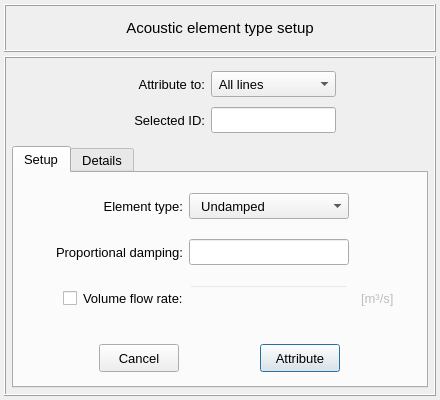
The window that pulse/interface/data/ui_files/model/setup/acoustic/acoustic_element_type_input.ui (open-pulse/OpenPulse) describes before a commit, drawn with Qt 5.
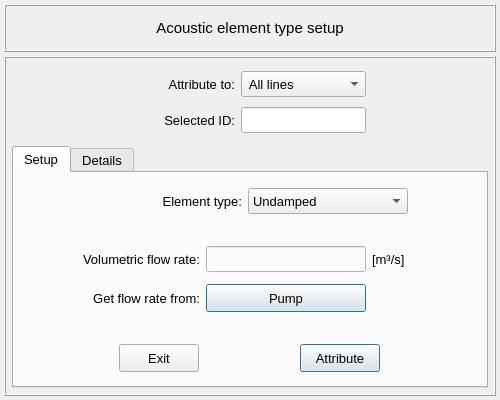
The same window after the commit. The open tabs and pages were chosen to show the change.

Commit message: Add damped for liquids acoustic element type

```diff
--- a/pulse/interface/data/ui_files/model/setup/acoustic/acoustic_element_type_input.ui
+++ b/pulse/interface/data/ui_files/model/setup/acoustic/acoustic_element_type_input.ui
@@ -6,7 +6,7 @@
    <rect>
     <x>0</x>
     <y>0</y>
-    <width>440</width>
+    <width>500</width>
     <height>400</height>
    </rect>
   </property>
@@ -18,7 +18,7 @@
   </property>
   <property name="maximumSize">
    <size>
-    <width>440</width>
+    <width>500</width>
     <height>400</height>
    </size>
   </property>
@@ -335,15 +335,27 @@
           <property name="bottomMargin">
            <number>4</number>
           </property>
-          <item row="0" column="0">
-           <widget class="QFrame" name="frame_setup">
+          <item row="2" column="0">
+           <widget class="QFrame" name="frame_button">
+            <property name="minimumSize">
+             <size>
+              <width>0</width>
+              <height>48</height>
+             </size>
+            </property>
+            <property name="maximumSize">
+             <size>
+              <width>16777215</width>
+              <height>48</height>
+             </size>
+            </property>
             <property name="frameShape">
              <enum>QFrame::NoFrame</enum>
             </property>
             <property name="frameShadow">
              <enum>QFrame::Raised</enum>
             </property>
-            <layout class="QGridLayout" name="gridLayout_9">
+            <layout class="QGridLayout" name="gridLayout_2">
              <property name="leftMargin">
               <number>0</number>
              </property>
@@ -356,67 +368,116 @@
              <property name="bottomMargin">
               <number>0</number>
              </property>
-             <property name="horizontalSpacing">
-              <number>6</number>
+             <property name="spacing">
+              <number>0</number>
              </property>
-             <property name="verticalSpacing">
-              <number>4</number>
-             </property>
-             <item row="1" column="2">
-              <widget class="QLineEdit" name="lineEdit_proportional_damping">
+             <item row="0" column="1">
+              <widget class="QPushButton" name="pushButton_attribute">
                <property name="minimumSize">
                 <size>
-                 <width>160</width>
-                 <height>26</height>
+                 <width>80</width>
+                 <height>28</height>
                 </size>
                </property>
                <property name="maximumSize">
                 <size>
-                 <width>160</width>
-                 <height>26</height>
+                 <width>80</width>
+                 <height>28</height>
                 </size>
                </property>
                <property name="font">
                 <font>
+                 <family>MS Shell Dlg 2</family>
                  <pointsize>10</pointsize>
+                 <weight>50</weight>
+                 <italic>false</italic>
+                 <bold>false</bold>
                 </font>
                </property>
                <property name="styleSheet">
                 <string notr="true"/>
                </property>
-               <property name="alignment">
-                <set>Qt::AlignCenter</set>
+               <property name="text">
+                <string>Attribute</string>
                </property>
+               <property name="autoDefault">
+                <bool>false</bool>
+               </property>
+               <property name="default">
+                <bool>true</bool>
+               </property>
               </widget>
              </item>
-             <item row="0" column="1">
-              <widget class="QLabel" name="label_element_type">
+             <item row="0" column="0">
+              <widget class="QPushButton" name="pushButton_exit">
                <property name="minimumSize">
                 <size>
-                 <width>150</width>
-                 <height>26</height>
+                 <width>80</width>
+                 <height>28</height>
                 </size>
                </property>
                <property name="maximumSize">
                 <size>
-                 <width>150</width>
-                 <height>26</height>
+                 <width>80</width>
+                 <height>28</height>
                 </size>
                </property>
                <property name="font">
                 <font>
+                 <family>MS Shell Dlg 2</family>
                  <pointsize>10</pointsize>
+                 <weight>50</weight>
+                 <italic>false</italic>
+                 <bold>false</bold>
                 </font>
                </property>
+               <property name="styleSheet">
+                <string notr="true"/>
+               </property>
                <property name="text">
-                <string>Element type:</string>
+                <string>Exit</string>
                </property>
-               <property name="alignment">
-                <set>Qt::AlignRight|Qt::AlignTrailing|Qt::AlignVCenter</set>
+               <property name="autoDefault">
+                <bool>false</bool>
                </property>
               </widget>
              </item>
-             <item row="1" column="1">
+            </layout>
+           </widget>
+          </item>
+          <item row="1" column="0">
+           <widget class="QStackedWidget" name="stackedWidget_main">
+            <property name="minimumSize">
+             <size>
+              <width>0</width>
+              <height>48</height>
+             </size>
+            </property>
+            <property name="maximumSize">
+             <size>
+              <width>16777215</width>
+              <height>16777215</height>
+             </size>
+            </property>
+            <property name="currentIndex">
+             <number>1</number>
+            </property>
+            <widget class="QWidget" name="page">
+             <layout class="QGridLayout" name="gridLayout_7">
+              <item row="0" column="0">
+               <spacer name="horizontalSpacer">
+                <property name="orientation">
+                 <enum>Qt::Horizontal</enum>
+                </property>
+                <property name="sizeHint" stdset="0">
+                 <size>
+                  <width>40</width>
+                  <height>20</height>
+                 </size>
+                </property>
+               </spacer>
+              </item>
+              <item row="0" column="1">
               <widget class="QLabel" name="label_proportional_damping">
                <property name="minimumSize">
                 <size>
@@ -443,10 +504,103 @@
                </property>
               </widget>
              </item>
-             <item row="2" column="2" colspan="2">
+              <item row="0" column="2">
+               <widget class="QLineEdit" name="lineEdit_proportional_damping">
+                <property name="minimumSize">
+                 <size>
+                  <width>160</width>
+                  <height>26</height>
+                 </size>
+                </property>
+                <property name="maximumSize">
+                 <size>
+                  <width>180</width>
+                  <height>26</height>
+                 </size>
+                </property>
+                <property name="font">
+                 <font>
+                  <pointsize>10</pointsize>
+                 </font>
+                </property>
+                <property name="styleSheet">
+                 <string notr="true"/>
+                </property>
+                <property name="alignment">
+                 <set>Qt::AlignCenter</set>
+                </property>
+               </widget>
+              </item>
+              <item row="0" column="3">
+               <spacer name="horizontalSpacer_6">
+                <property name="orientation">
+                 <enum>Qt::Horizontal</enum>
+                </property>
+                <property name="sizeHint" stdset="0">
+                 <size>
+                  <width>40</width>
+                  <height>20</height>
+                 </size>
+                </property>
+               </spacer>
+              </item>
+             </layout>
+            </widget>
+            <widget class="QWidget" name="page_2">
+             <layout class="QGridLayout" name="gridLayout_11">
+              <item row="0" column="4">
+               <spacer name="horizontalSpacer_8">
+                <property name="orientation">
+                 <enum>Qt::Horizontal</enum>
+                </property>
+                <property name="sizeHint" stdset="0">
+                 <size>
+                  <width>40</width>
+                  <height>20</height>
+                 </size>
+                </property>
+               </spacer>
+              </item>
+              <item row="0" column="3">
+               <widget class="QLabel" name="label_volume_rate_unit">
+                <property name="enabled">
+                 <bool>true</bool>
+                </property>
+                <property name="sizePolicy">
+                 <sizepolicy hsizetype="Preferred" vsizetype="Preferred">
+                  <horstretch>0</horstretch>
+                  <verstretch>0</verstretch>
+                 </sizepolicy>
+                </property>
+                <property name="minimumSize">
+                 <size>
+                  <width>45</width>
+                  <height>26</height>
+                 </size>
+                </property>
+                <property name="maximumSize">
+                 <size>
+                  <width>45</width>
+                  <height>26</height>
+                 </size>
+                </property>
+                <property name="font">
+                 <font>
+                  <pointsize>10</pointsize>
+                 </font>
+                </property>
+                <property name="text">
+                 <string>[m³/s]</string>
+                </property>
+                <property name="alignment">
+                 <set>Qt::AlignLeading|Qt::AlignLeft|Qt::AlignVCenter</set>
+                </property>
+               </widget>
+              </item>
+              <item row="0" column="2">
               <widget class="QLineEdit" name="lineEdit_vol_flow">
                <property name="enabled">
-                <bool>false</bool>
+                 <bool>true</bool>
                </property>
                <property name="sizePolicy">
                 <sizepolicy hsizetype="Fixed" vsizetype="Fixed">
@@ -462,7 +616,7 @@
                </property>
                <property name="maximumSize">
                 <size>
-                 <width>160</width>
+                  <width>180</width>
                  <height>26</height>
                 </size>
                </property>
@@ -654,26 +808,119 @@
                </property>
               </widget>
              </item>
-             <item row="2" column="4">
-              <widget class="QLabel" name="label_volume_rate_unit">
-               <property name="enabled">
+              <item row="0" column="0">
+               <spacer name="horizontalSpacer_7">
+                <property name="orientation">
+                 <enum>Qt::Horizontal</enum>
+                </property>
+                <property name="sizeHint" stdset="0">
+                 <size>
+                  <width>40</width>
+                  <height>20</height>
+                 </size>
+                </property>
+               </spacer>
+              </item>
+              <item row="0" column="1">
+               <widget class="QLabel" name="label_vol_flow">
+                <property name="font">
+                 <font>
+                  <pointsize>10</pointsize>
+                 </font>
+                </property>
+                <property name="text">
+                 <string>Volumetric flow rate:</string>
+                </property>
+               </widget>
+              </item>
+              <item row="1" column="2">
+               <widget class="QPushButton" name="pushButton_get_volumetric_flow_rate">
+                <property name="minimumSize">
+                 <size>
+                  <width>80</width>
+                  <height>28</height>
+                 </size>
+                </property>
+                <property name="maximumSize">
+                 <size>
+                  <width>180</width>
+                  <height>28</height>
+                 </size>
+                </property>
+                <property name="font">
+                 <font>
+                  <family>MS Shell Dlg 2</family>
+                  <pointsize>10</pointsize>
+                  <weight>50</weight>
+                  <italic>false</italic>
+                  <bold>false</bold>
+                 </font>
+                </property>
+                <property name="styleSheet">
+                 <string notr="true"/>
+                </property>
+                <property name="text">
+                 <string>Pump</string>
+                </property>
+                <property name="autoDefault">
                 <bool>false</bool>
                </property>
-               <property name="sizePolicy">
-                <sizepolicy hsizetype="Preferred" vsizetype="Preferred">
-                 <horstretch>0</horstretch>
-                 <verstretch>0</verstretch>
-                </sizepolicy>
-               </property>
+                <property name="default">
+                 <bool>true</bool>
+                </property>
+               </widget>
+              </item>
+              <item row="1" column="1">
+               <widget class="QLabel" name="label_vol_flow_2">
+                <property name="font">
+                 <font>
+                  <pointsize>10</pointsize>
+                 </font>
+                </property>
+                <property name="text">
+                 <string>Get flow rate from:</string>
+                </property>
+                <property name="alignment">
+                 <set>Qt::AlignRight|Qt::AlignTrailing|Qt::AlignVCenter</set>
+                </property>
+               </widget>
+              </item>
+             </layout>
+            </widget>
+           </widget>
+          </item>
+          <item row="0" column="0">
+           <widget class="QFrame" name="frame_2">
                <property name="minimumSize">
                 <size>
-                 <width>45</width>
+              <width>0</width>
+              <height>48</height>
+             </size>
+            </property>
+            <property name="maximumSize">
+             <size>
+              <width>16777215</width>
+              <height>16777215</height>
+             </size>
+            </property>
+            <property name="frameShape">
+             <enum>QFrame::NoFrame</enum>
+            </property>
+            <property name="frameShadow">
+             <enum>QFrame::Raised</enum>
+            </property>
+            <layout class="QGridLayout" name="gridLayout_13">
+             <item row="0" column="1">
+              <widget class="QLabel" name="label_element_type">
+               <property name="minimumSize">
+                <size>
+                 <width>150</width>
                  <height>26</height>
                 </size>
                </property>
                <property name="maximumSize">
                 <size>
-                 <width>45</width>
+                 <width>150</width>
                  <height>26</height>
                 </size>
                </property>
@@ -683,40 +930,14 @@
                 </font>
                </property>
                <property name="text">
-                <string>[m³/s]</string>
+                <string>Element type:</string>
                </property>
                <property name="alignment">
-                <set>Qt::AlignLeading|Qt::AlignLeft|Qt::AlignVCenter</set>
+                <set>Qt::AlignRight|Qt::AlignTrailing|Qt::AlignVCenter</set>
                </property>
               </widget>
              </item>
-             <item row="2" column="0">
-              <spacer name="horizontalSpacer_4">
-               <property name="orientation">
-                <enum>Qt::Horizontal</enum>
-               </property>
-               <property name="sizeHint" stdset="0">
-                <size>
-                 <width>40</width>
-                 <height>20</height>
-                </size>
-               </property>
-              </spacer>
-             </item>
-             <item row="2" column="6">
-              <spacer name="horizontalSpacer_5">
-               <property name="orientation">
-                <enum>Qt::Horizontal</enum>
-               </property>
-               <property name="sizeHint" stdset="0">
-                <size>
-                 <width>40</width>
-                 <height>20</height>
-                </size>
-               </property>
-              </spacer>
-             </item>
-             <item row="0" column="2" colspan="2">
+             <item row="0" column="2">
               <widget class="QComboBox" name="comboBox_element_type">
                <property name="minimumSize">
                 <size>
@@ -748,7 +969,7 @@
                 <string notr="true"/>
                </property>
                <property name="currentText">
-                <string>  Undamped</string>
+                <string>Undamped</string>
                </property>
                <property name="currentIndex">
                 <number>0</number>
@@ -767,7 +988,7 @@
                </property>
                <item>
                 <property name="text">
-                 <string>  Undamped</string>
+                 <string>Undamped</string>
                 </property>
                </item>
                <item>
@@ -790,73 +1011,30 @@
                  <string>  LRF full</string>
                 </property>
                </item>
-              </widget>
-             </item>
-             <item row="2" column="1">
-              <widget class="QFrame" name="frame_flow_effects">
-               <property name="minimumSize">
-                <size>
-                 <width>150</width>
-                 <height>26</height>
-                </size>
-               </property>
-               <property name="maximumSize">
-                <size>
-                 <width>150</width>
-                 <height>26</height>
-                </size>
-               </property>
-               <property name="frameShape">
-                <enum>QFrame::NoFrame</enum>
-               </property>
-               <property name="frameShadow">
-                <enum>QFrame::Raised</enum>
-               </property>
-               <layout class="QGridLayout" name="gridLayout_7">
-                <property name="leftMargin">
-                 <number>0</number>
-                </property>
-                <property name="topMargin">
-                 <number>0</number>
-                </property>
-                <property name="rightMargin">
-                 <number>0</number>
-                </property>
-                <property name="bottomMargin">
-                 <number>0</number>
-                </property>
-                <property name="spacing">
-                 <number>0</number>
-                </property>
-                <item row="0" column="1">
-                 <widget class="QCheckBox" name="checkBox_flow_effects">
-                  <property name="minimumSize">
-                   <size>
-                    <width>20</width>
-                    <height>26</height>
-                   </size>
-                  </property>
-                  <property name="maximumSize">
-                   <size>
-                    <width>20</width>
-                    <height>26</height>
-                   </size>
-                  </property>
-                  <property name="font">
-                   <font>
-                    <pointsize>10</pointsize>
-                   </font>
-                  </property>
-                  <property name="toolTip">
-                   <string>&lt;html&gt;&lt;head/&gt;&lt;body&gt;&lt;p&gt;Activate flow effects&lt;/p&gt;&lt;/body&gt;&lt;/html&gt;</string>
-                  </property>
+               <item>
+                <property name="text">
+                 <string>Damped (for liquids)</string>
+                </property>
+               </item>
+               <item>
+                <property name="text">
+                 <string>Undamped mean flow</string>
+                </property>
+               </item>
+               <item>
+                <property name="text">
+                 <string>Peters</string>
+                </property>
+               </item>
+               <item>
                   <property name="text">
-                   <string/>
-                  </property>
+                 <string>Howe</string>
+                </property>
+               </item>
                  </widget>
                 </item>
                 <item row="0" column="0">
-                 <spacer name="horizontalSpacer">
+              <spacer name="horizontalSpacer_11">
                   <property name="orientation">
                    <enum>Qt::Horizontal</enum>
                   </property>
@@ -868,130 +1046,18 @@
                   </property>
                  </spacer>
                 </item>
-                <item row="0" column="2">
-                 <widget class="QLabel" name="label_vol_flow">
-                  <property name="font">
-                   <font>
-                    <pointsize>10</pointsize>
-                   </font>
-                  </property>
-                  <property name="text">
-                   <string>Volume flow rate:</string>
-                  </property>
-                 </widget>
-                </item>
-               </layout>
-              </widget>
-             </item>
-            </layout>
-           </widget>
-          </item>
-          <item row="1" column="0">
-           <widget class="QFrame" name="frame_button">
-            <property name="minimumSize">
+             <item row="0" column="3">
+              <spacer name="horizontalSpacer_12">
+               <property name="orientation">
+                <enum>Qt::Horizontal</enum>
+               </property>
+               <property name="sizeHint" stdset="0">
              <size>
-              <width>0</width>
-              <height>48</height>
-             </size>
-            </property>
-            <property name="maximumSize">
-             <size>
-              <width>16777215</width>
-              <height>48</height>
-             </size>
-            </property>
-            <property name="frameShape">
-             <enum>QFrame::NoFrame</enum>
-            </property>
-            <property name="frameShadow">
-             <enum>QFrame::Raised</enum>
-            </property>
-            <layout class="QGridLayout" name="gridLayout_2">
-             <property name="leftMargin">
-              <number>0</number>
-             </property>
-             <property name="topMargin">
-              <number>0</number>
-             </property>
-             <property name="rightMargin">
-              <number>0</number>
-             </property>
-             <property name="bottomMargin">
-              <number>0</number>
-             </property>
-             <property name="spacing">
-              <number>0</number>
-             </property>
-             <item row="0" column="1">
-              <widget class="QPushButton" name="pushButton_attribute">
-               <property name="minimumSize">
-                <size>
-                 <width>80</width>
-                 <height>28</height>
-                </size>
-               </property>
-               <property name="maximumSize">
-                <size>
-                 <width>80</width>
-                 <height>28</height>
-                </size>
-               </property>
-               <property name="font">
-                <font>
-                 <family>MS Shell Dlg 2</family>
-                 <pointsize>10</pointsize>
-                 <weight>50</weight>
-                 <italic>false</italic>
-                 <bold>false</bold>
-                </font>
-               </property>
-               <property name="styleSheet">
-                <string notr="true"/>
-               </property>
-               <property name="text">
-                <string>Attribute</string>
-               </property>
-               <property name="autoDefault">
-                <bool>false</bool>
-               </property>
-               <property name="default">
-                <bool>true</bool>
-               </property>
-              </widget>
-             </item>
-             <item row="0" column="0">
-              <widget class="QPushButton" name="pushButton_cancel">
-               <property name="minimumSize">
-                <size>
-                 <width>80</width>
-                 <height>28</height>
-                </size>
-               </property>
-               <property name="maximumSize">
-                <size>
-                 <width>80</width>
-                 <height>28</height>
-                </size>
-               </property>
-               <property name="font">
-                <font>
-                 <family>MS Shell Dlg 2</family>
-                 <pointsize>10</pointsize>
-                 <weight>50</weight>
-                 <italic>false</italic>
-                 <bold>false</bold>
-                </font>
-               </property>
-               <property name="styleSheet">
-                <string notr="true"/>
-               </property>
-               <property name="text">
-                <string>Cancel</string>
-               </property>
-               <property name="autoDefault">
-                <bool>false</bool>
-               </property>
-              </widget>
+                 <width>40</width>
+                 <height>20</height>
+                </size>
+               </property>
+              </spacer>
              </item>
             </layout>
            </widget>
```
Left out of the diff: 16 changed lines with no effect on the pictures. Lines whose indentation alone changed are shown as unchanged. The commit also changes 3 other files.
